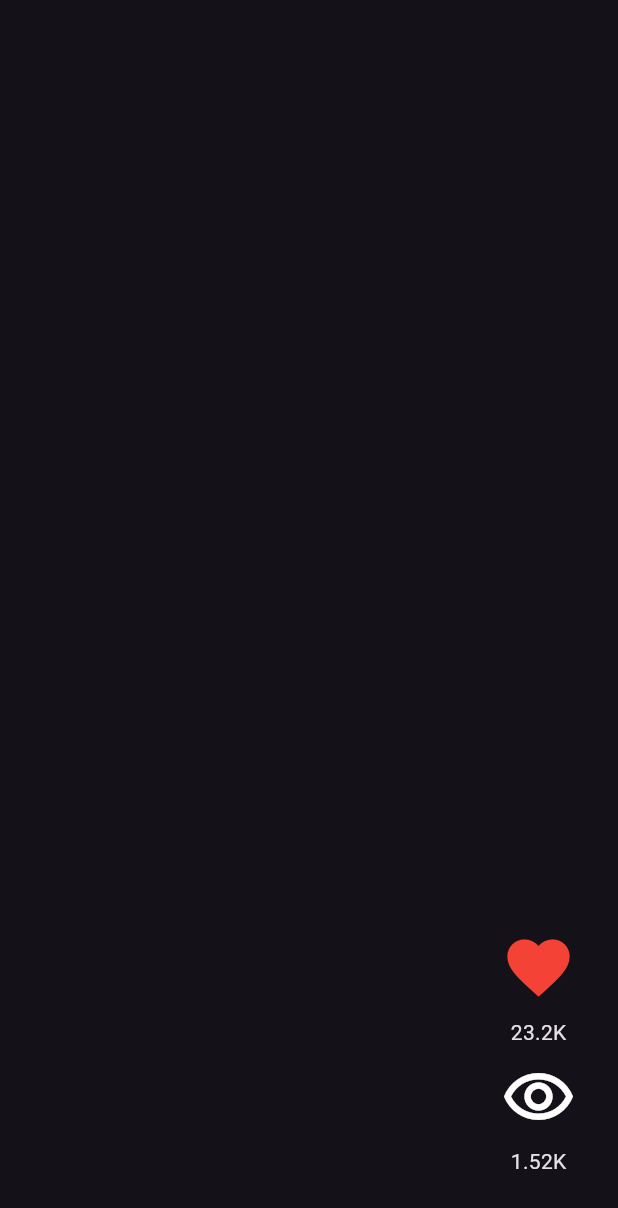
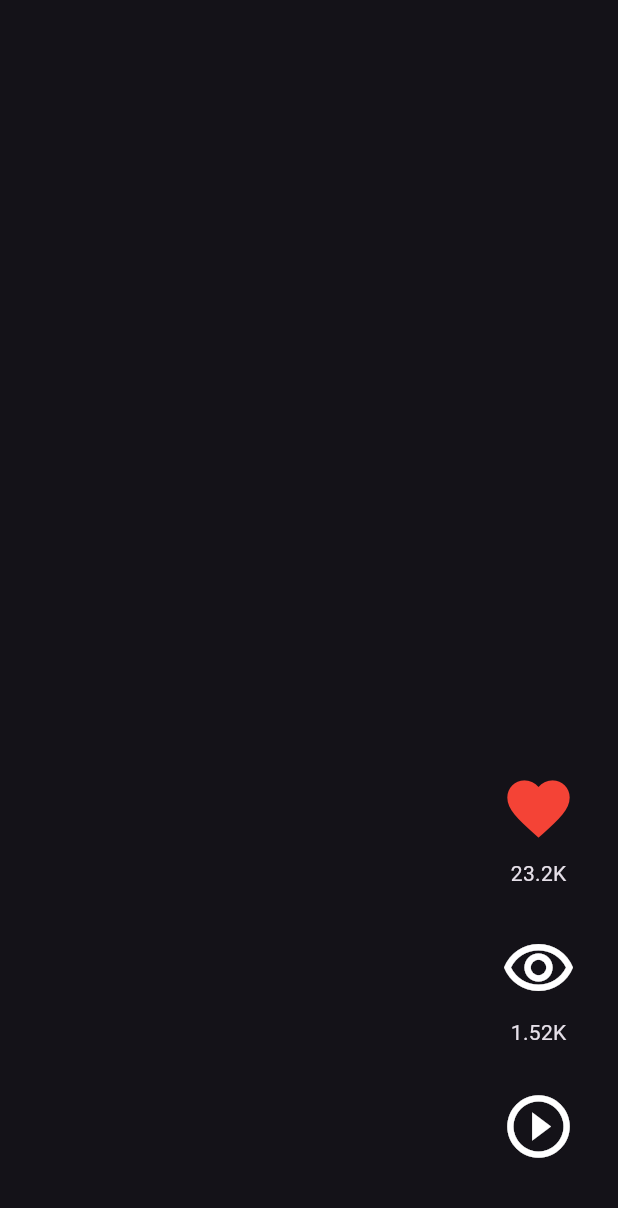
Before and after one commit to elarreglador/Flutter_Movil.TokTik, a Flutter app: the screen it shows after launch, on a phone screen of 412 x 824 dp. Shown: the top 1208 px of the screen. Run offline on Flutter 3.47's test engine with Material 3 defaults, Android fonts, the phone set to English and light mode, and no system bars.

Commit message:
Instalado widget video_player de puv.dev

```diff
--- a/lib/presentation/widgets/shared/video_buttons.dart
+++ b/lib/presentation/widgets/shared/video_buttons.dart
@@ -15,8 +15,11 @@ class VideoButtons extends StatelessWidget {
   Widget build(BuildContext context) {
     return Column(
       children: [
-        _CustomIconButton(value: video.likes, iconData: Icons.favorite, iconColor: Colors.red),
-        _CustomIconButton(value: video.views, iconData: Icons.remove_red_eye_outlined)
+        _CustomIconButton(value: video.likes, iconData: Icons.favorite, iconColor: Colors.red), // like
+        const SizedBox( height: 20 ), // espaciado entre botones
+        _CustomIconButton(value: video.views, iconData: Icons.remove_red_eye_outlined), // views
+        const SizedBox( height: 20 ), // espaciado entre botones
+        const _CustomIconButton(value: 0, iconData: Icons.play_circle_outline) // play
       ],
     );
   }
@@ -40,7 +43,9 @@ class _CustomIconButton extends StatelessWidget {
       children: [
         IconButton(onPressed: () {},
         icon: Icon(iconData, color: color, size: 50)),
-        Text(HumanFormats.humanReadbleNumber(value.toDouble()))
+
+        if (value > 0 )
+          Text(HumanFormats.humanReadbleNumber(value.toDouble()))
       ],
     );
   }
--- a/lib/presentation/widgets/shared/video_scrollable_view.dart
+++ b/lib/presentation/widgets/shared/video_scrollable_view.dart
@@ -3,6 +3,7 @@
 import 'package:flutter/material.dart';
 import 'package:toktik/domain/entities/video_post.dart';
 import 'package:toktik/presentation/widgets/shared/video_buttons.dart';
+import 'package:toktik/presentation/widgets/video/fullscreen_player.dart';
 
 class VideoScrollableView extends StatelessWidget {
 
@@ -24,6 +25,15 @@ class VideoScrollableView extends StatelessWidget {
 
         return Stack ( // capa sobre el video que contiene widget del degradado negro, botones y texto
           children: [
+            // VIDEOPLAYER + GRADIENTE
+            SizedBox.expand(
+              child: FullScreenPlayer(
+                caption: videoPost.caption,
+                videoUrl: videoPost.videoURL
+              )
+            ),
+
+            // BOTONES LIKES, VIEW, ...
             Positioned( //ubicacion de la botonera
               bottom: 40, // a X del borde inferior
               right: 20, // a Y del borde derecho
--- /dev/null
+++ b/lib/presentation/widgets/video/fullscreen_player.dart
@@ -0,0 +1,18 @@
+import 'package:flutter/material.dart';
+
+class FullScreenPlayer extends StatelessWidget {
+
+  final String videoUrl;
+  final String caption;
+
+  const FullScreenPlayer({
+    super.key,
+    required this.videoUrl,
+    required this.caption
+  });
+
+  @override
+  Widget build(BuildContext context) {
+    return Container();
+  }
+}
--- a/pubspec.yaml
+++ b/pubspec.yaml
@@ -32,6 +32,7 @@ dependencies:
   flutter:
     sdk: flutter
   provider: ^6.1.2
+  video_player: ^2.8.4
 
 dev_dependencies:
   flutter_lints: ^3.0.0
```
Also changed, not shown: pubspec.lock, 2 other files.
